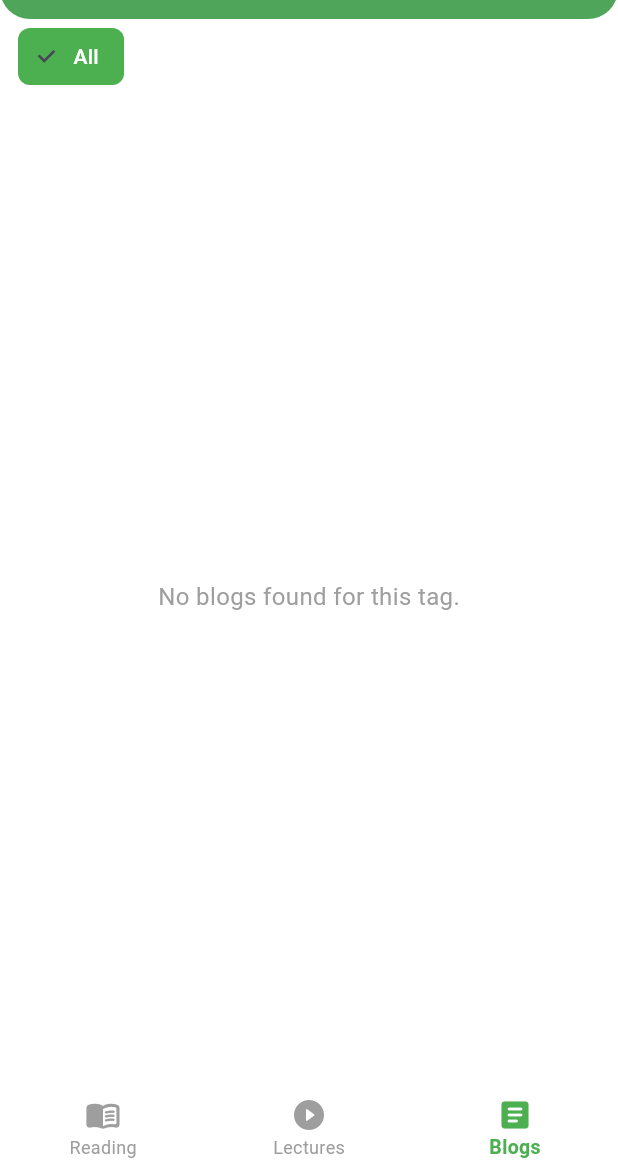
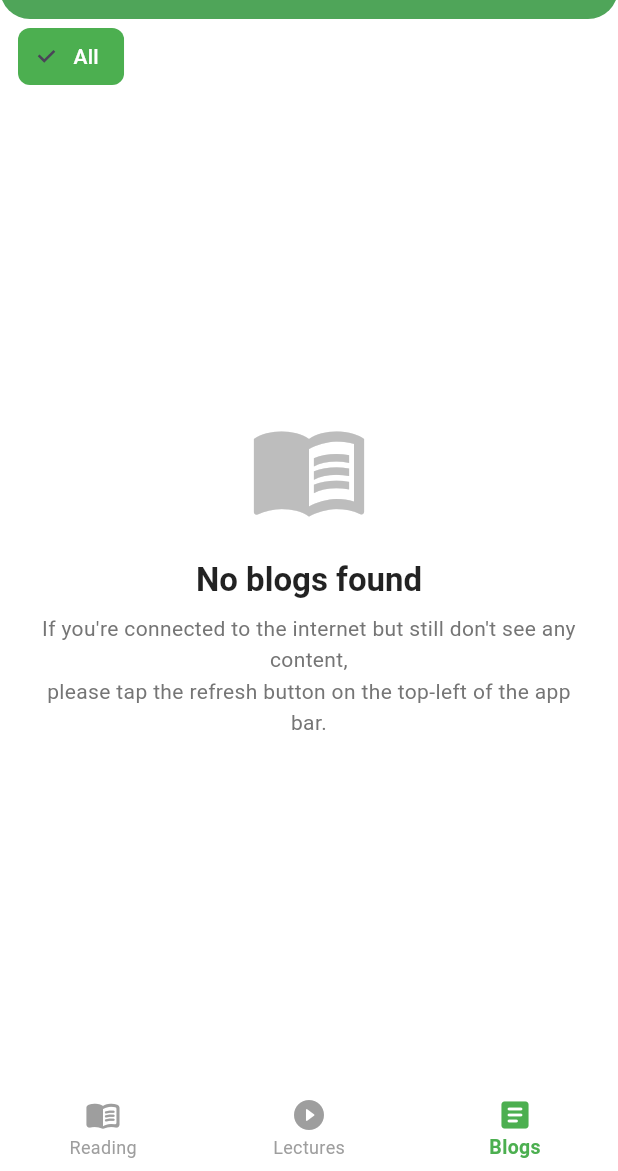
Before and after one commit to mdsiamulislam/Marsus-EduVerse, a Flutter app: the screen it shows after launch, item 3 of the bottom bar chosen, on a phone screen of 412 x 824 dp, the part 65-1236 px from its top. Run offline on Flutter 3.47's test engine with Material 3 defaults, Android fonts, the phone set to English and light mode, and no system bars; drawn by our look-alikes of upgrader; our stand-ins replace connectivity_plus, dio, lottie, package_info_plus, shared_preferences, shimmer and 1 more; missing offline and left inert: animated_snack_bar, flutter_pdfview; network calls fail.

Commit message:
feat: enhance empty state views for blogs and lectures with helpful tips

```diff
--- a/lib/widget/BlogTab.dart
+++ b/lib/widget/BlogTab.dart
@@ -84,12 +84,7 @@ class _BlogtabState extends State<Blogtab> {
           // Blog List
           Expanded(
             child: filteredBlogs.isEmpty
-                ? const Center(
-              child: Text(
-                'No blogs found for this tag.',
-                style: TextStyle(fontSize: 16, color: Colors.grey),
-              ),
-            )
+                ? _buildEmptyLecturesView(context)
                 : ListView.builder(
               padding: const EdgeInsets.all(12),
               itemCount: filteredBlogs.length,
@@ -220,4 +215,48 @@ class _BlogtabState extends State<Blogtab> {
       ),
     );
   }
+
+  Widget _buildEmptyLecturesView(BuildContext context) {
+    return Center(
+      child: Padding(
+        padding: const EdgeInsets.all(24.0),
+        child: Column(
+          mainAxisAlignment: MainAxisAlignment.center,
+          children: [
+            // Nice illustration / icon
+            Icon(
+              Icons.menu_book,
+              size: 80,
+              color: Colors.grey.shade400,
+            ),
+            const SizedBox(height: 20),
+
+            // Main message
+            Text(
+              "No blogs found",
+              style: Theme.of(context).textTheme.titleLarge?.copyWith(
+                fontWeight: FontWeight.bold,
+                color: Colors.black87,
+              ),
+              textAlign: TextAlign.center,
+            ),
+            const SizedBox(height: 8),
+
+            // Helpful tip message
+            Text(
+              "If you're connected to the internet but still don't see any content,\n"
+                  "please tap the refresh button on the top-left of the app bar.",
+              style: Theme.of(context).textTheme.bodyMedium?.copyWith(
+                color: Colors.grey.shade600,
+                height: 1.5,
+              ),
+              textAlign: TextAlign.center,
+            ),
+            const SizedBox(height: 30),
+
+          ],
+        ),
+      ),
+    );
+  }
 }
```
Also changed, not shown: lib/widget/LectureTab.dart (+46 -1 lines).
